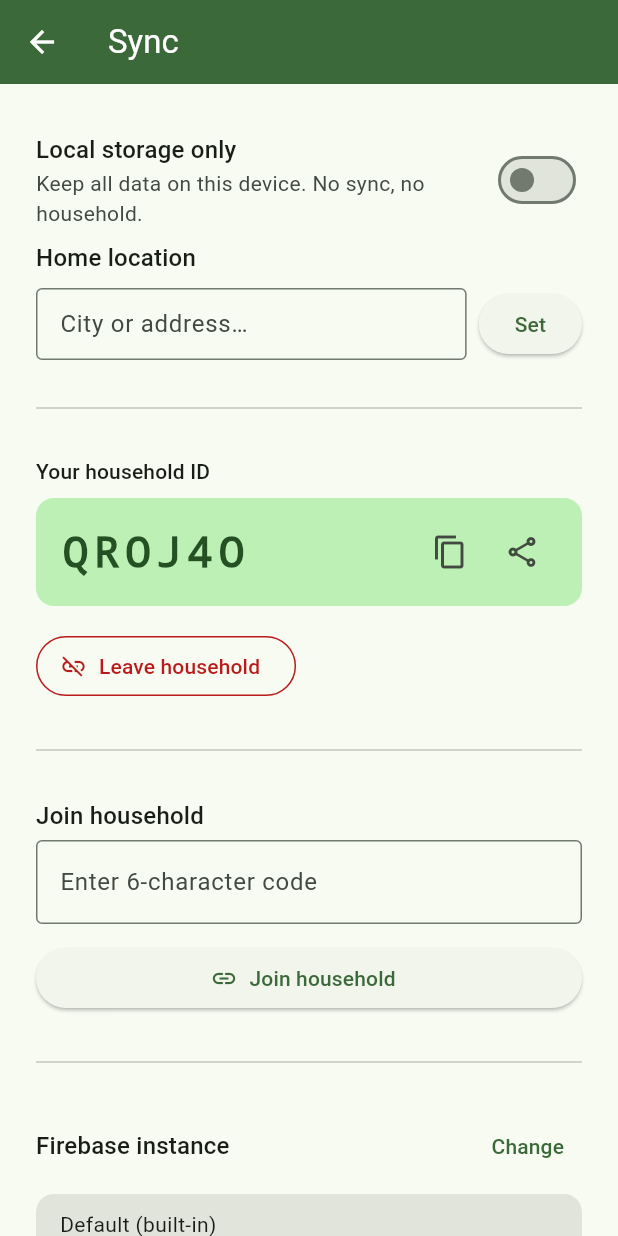
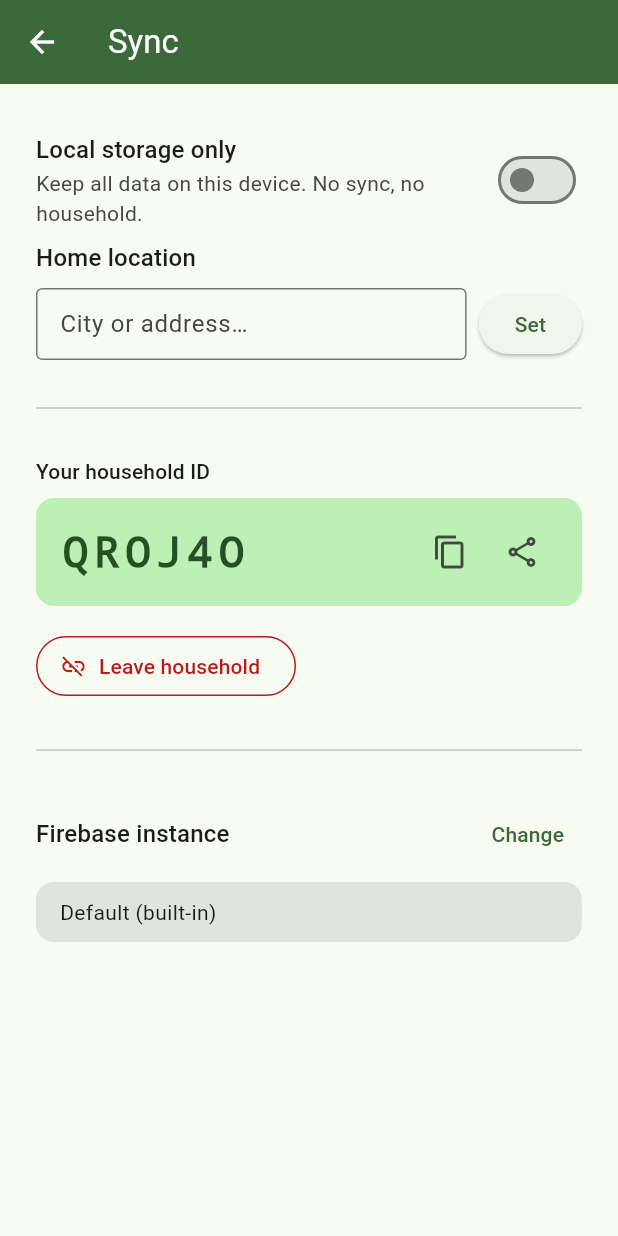
Before and after one commit to danile42/fairelescourses, a Flutter app: the SyncScreen screen opened directly, after a tap on "Create new household", on a phone screen of 412 x 824 dp. Run offline on Flutter 3.47's test engine with Material 3 defaults, Android fonts, the phone set to English and light mode, and no system bars; our stand-ins replace cloud_firestore, firebase_auth, firebase_core, flutter_map, flutter_riverpod, hive and 3 more; missing offline and left inert: encrypt; accounts and stored records are empty; network calls fail.

Commit message:
Hide join household UI when already in a household
The join text field and button are now inside the else branch, so they
only appear when no household is active. When already joined, only the
current household ID and the leave button are shown.

Co-Authored-By: Claude Sonnet 4.6 <noreply@anthropic.com>

```diff
--- a/lib/screens/sync_screen.dart
+++ b/lib/screens/sync_screen.dart
@@ -384,13 +384,6 @@ class _SyncScreenState extends ConsumerState<SyncScreen> {
                   side: BorderSide(color: theme.colorScheme.error),
                 ),
               ),
-              const Padding(
-                padding: EdgeInsets.symmetric(vertical: 24),
-                child: Divider(),
-              ),
-              Text(l.joinHousehold,
-                  style: theme.textTheme.titleMedium),
-              const SizedBox(height: 4),
             ] else ...[
               ElevatedButton.icon(
                 icon: const Icon(Icons.add_home_outlined),
@@ -403,7 +396,6 @@ class _SyncScreenState extends ConsumerState<SyncScreen> {
               ),
               Text(l.joinHousehold, style: theme.textTheme.titleMedium),
               const SizedBox(height: 4),
-            ],
               TextField(
                 controller: _joinCtrl,
                 decoration: InputDecoration(
@@ -432,6 +424,7 @@ class _SyncScreenState extends ConsumerState<SyncScreen> {
                   onPressed: _joining ? null : _join,
                 ),
               ),
+            ],
             const Padding(
               padding: EdgeInsets.symmetric(vertical: 24),
               child: Divider(),
```
Lines whose indentation alone changed are shown as unchanged.
